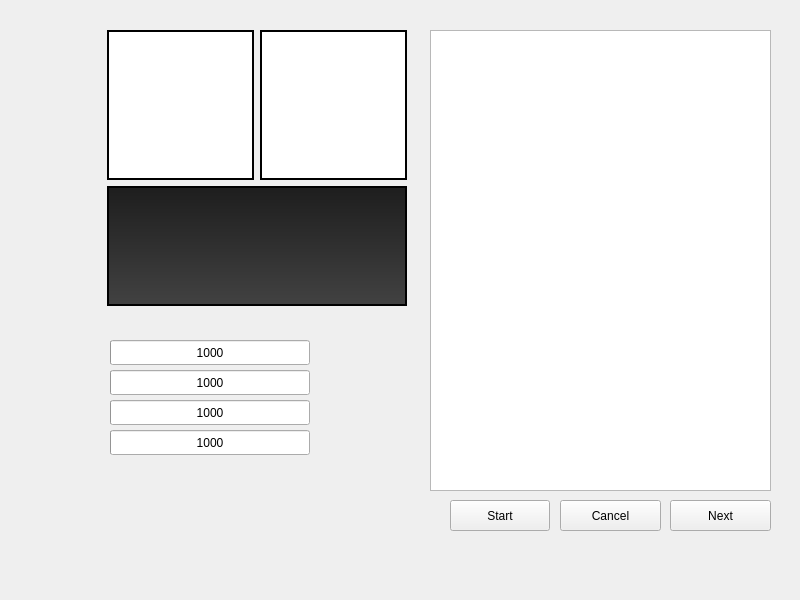
First picture: the form in subpanel/RCcalibration/RCcalibrationWindow.ui, repository AeroQuad/AeroQuadConfiguratorPyQt, before the edit.
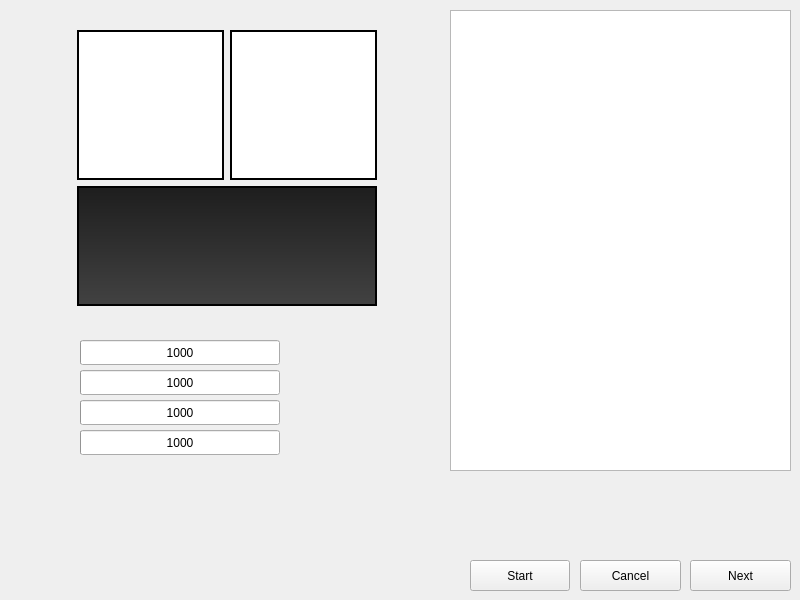
Second picture: the form after the edit.

What changed in the file:
```diff
--- a/subpanel/RCcalibration/RCcalibrationWindow.ui
+++ b/subpanel/RCcalibration/RCcalibrationWindow.ui
@@ -16,7 +16,7 @@
   <widget class="QGraphicsView" name="transmitterOutput">
    <property name="geometry">
     <rect>
-     <x>107</x>
+     <x>77</x>
      <y>186</y>
      <width>300</width>
      <height>120</height>
@@ -50,7 +50,7 @@
   <widget class="QGraphicsView" name="leftTransmitter">
    <property name="geometry">
     <rect>
-     <x>107</x>
+     <x>77</x>
      <y>30</y>
      <width>147</width>
      <height>150</height>
@@ -93,7 +93,7 @@
   <widget class="QGraphicsView" name="rightTransmitter">
    <property name="geometry">
     <rect>
-     <x>260</x>
+     <x>230</x>
      <y>30</y>
      <width>147</width>
      <height>150</height>
@@ -136,8 +136,8 @@
   <widget class="QPushButton" name="start">
    <property name="geometry">
     <rect>
-     <x>450</x>
-     <y>500</y>
+     <x>470</x>
+     <y>560</y>
      <width>100</width>
      <height>31</height>
     </rect>
@@ -149,8 +149,8 @@
   <widget class="QPushButton" name="cancel">
    <property name="geometry">
     <rect>
-     <x>560</x>
-     <y>500</y>
+     <x>580</x>
+     <y>560</y>
      <width>101</width>
      <height>31</height>
     </rect>
@@ -162,8 +162,8 @@
   <widget class="QPushButton" name="next">
    <property name="geometry">
     <rect>
-     <x>670</x>
-     <y>500</y>
+     <x>690</x>
+     <y>560</y>
      <width>101</width>
      <height>31</height>
     </rect>
@@ -175,7 +175,7 @@
   <widget class="QProgressBar" name="progressBar_RCmode">
    <property name="geometry">
     <rect>
-     <x>110</x>
+     <x>80</x>
      <y>340</y>
      <width>200</width>
      <height>25</height>
@@ -221,7 +221,7 @@
   <widget class="QProgressBar" name="progressBar_RCAux1">
    <property name="geometry">
     <rect>
-     <x>110</x>
+     <x>80</x>
      <y>370</y>
      <width>200</width>
      <height>25</height>
@@ -267,7 +267,7 @@
   <widget class="QProgressBar" name="progressBar_RCAux2">
    <property name="geometry">
     <rect>
-     <x>110</x>
+     <x>80</x>
      <y>400</y>
      <width>200</width>
      <height>25</height>
@@ -313,7 +313,7 @@
   <widget class="QProgressBar" name="progressBar_RCAux3">
    <property name="geometry">
     <rect>
-     <x>110</x>
+     <x>80</x>
      <y>430</y>
      <width>200</width>
      <height>25</height>
@@ -359,8 +359,8 @@
   <widget class="QTextBrowser" name="commLog">
    <property name="geometry">
     <rect>
-     <x>430</x>
-     <y>30</y>
+     <x>450</x>
+     <y>10</y>
      <width>341</width>
      <height>461</height>
     </rect>
```
